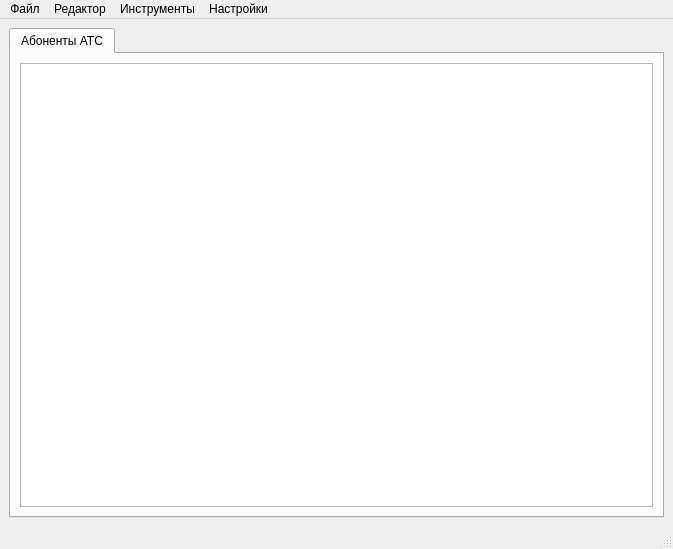
Above: ui/main.ui from d-code000/BitTable before the change. Below: the same form after it.
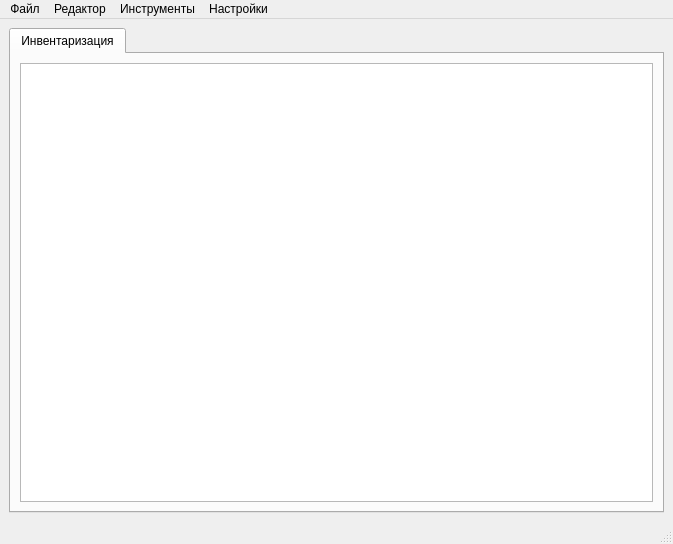
That is the form after the change.

```diff
--- a/ui/main.ui
+++ b/ui/main.ui
@@ -7,7 +7,7 @@
     <x>0</x>
     <y>0</y>
     <width>673</width>
-    <height>549</height>
+    <height>544</height>
    </rect>
   </property>
   <property name="windowTitle">
@@ -22,7 +22,7 @@
       </property>
       <widget class="QWidget" name="subscribersTab">
        <attribute name="title">
-        <string>Абоненты АТС</string>
+        <string>Инвентаризация</string>
        </attribute>
        <layout class="QHBoxLayout" name="horizontalLayout">
         <item>
```
